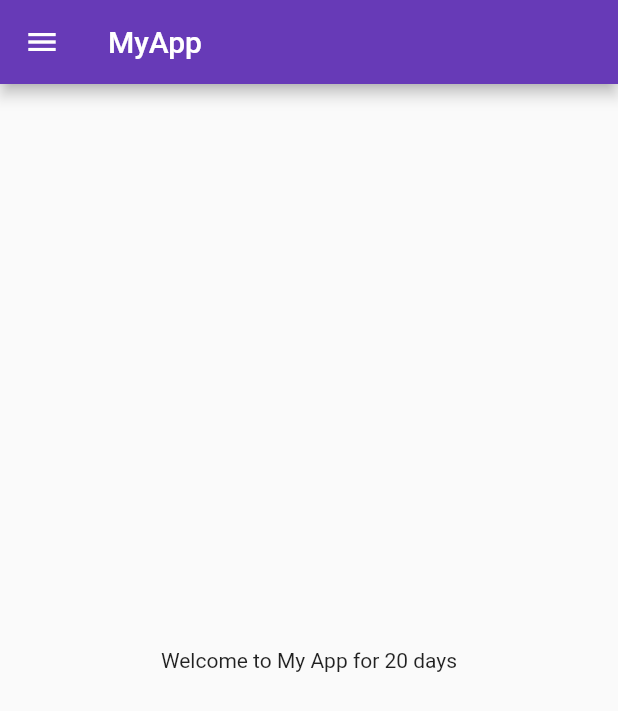
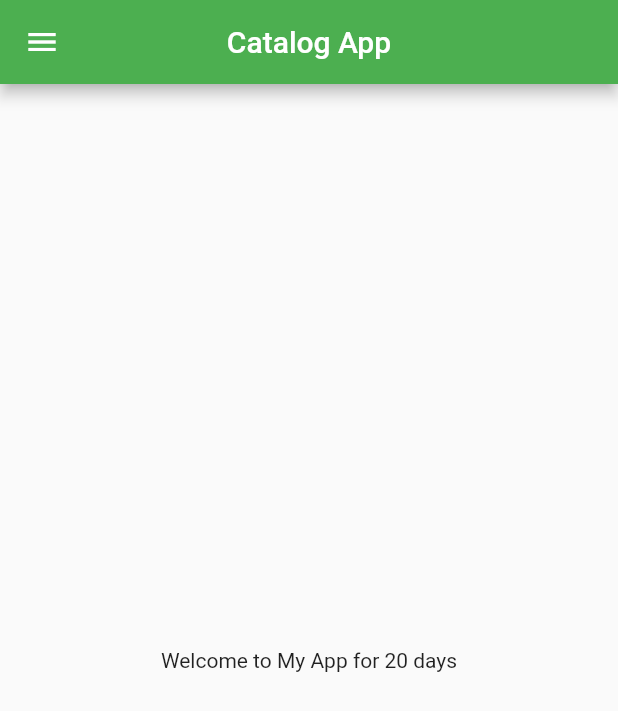
Before and after one commit to daynial132/8.5-HoursOfFlutter, a Flutter app: the screen it shows after launch, on a phone screen of 412 x 824 dp. Shown: the top 711 px of the screen. Run offline on Flutter 3.47's test engine with Material 2 defaults, Android fonts, the phone set to English and light mode, and no system bars; our stand-ins replace google_fonts.

Commit message:
Themes extracted

```diff
--- a/lib/main.dart
+++ b/lib/main.dart
@@ -4,6 +4,7 @@ import 'package:untitled/pages/home_page.dart';
 import 'package:untitled/pages/login_page.dart';
 import "package:google_fonts/google_fonts.dart";
 import 'package:untitled/utils/routes.dart';
+import 'package:untitled/widget/themes.dart';
 
 void main() {
   runApp(MyApp());
@@ -18,13 +19,8 @@ class MyApp extends StatelessWidget {
     return MaterialApp(
       //   home:HomePage(),
       themeMode: ThemeMode.dark,
-      theme: ThemeData(
-          primarySwatch: Colors.lightGreen,
-          fontFamily: GoogleFonts.lato().fontFamily
-          //primaryTextTheme: GoogleFonts.latoTextTheme(),
-          ),
-      darkTheme: ThemeData(
-          brightness: Brightness.light, primarySwatch: Colors.deepPurple),
+      theme: MyTheme.lightTheme(context) ,
+      darkTheme: MyTheme.darkTheme(context),
       debugShowCheckedModeBanner: false,
       // initialRoute: "/home",
       routes: {
--- a/lib/pages/home_page.dart
+++ b/lib/pages/home_page.dart
@@ -1,3 +1,4 @@
+import 'package:flutter/cupertino.dart';
 import 'package:flutter/material.dart';
 import 'package:untitled/widget/drawer.dart';
 
@@ -9,7 +10,16 @@ class HomePage extends StatelessWidget {
     final days = 20;
     return Scaffold(
       appBar: AppBar(
-        title: Text("MyApp"),
+/*
+        backgroundColor: Colors.white,
+        elevation:0.0,
+        iconTheme: IconThemeData(color: Colors.green),
+        title: Text("MyApp",style: TextStyle(color: Colors.green)),
+*/
+        title: Text(
+          "Catalog App",
+        ),
+        centerTitle: true,
       ),
       body: Center(
         child: Container(
--- /dev/null
+++ b/lib/widget/themes.dart
@@ -0,0 +1,24 @@
+import 'package:flutter/material.dart';
+import 'package:google_fonts/google_fonts.dart';
+
+class MyTheme {
+  static ThemeData lightTheme(BuildContext context) =>
+      ThemeData(
+          primarySwatch: Colors.lightGreen,
+          fontFamily: GoogleFonts
+              .lato()
+              .fontFamily,
+          appBarTheme: AppBarTheme(
+            color: Colors.white,
+            elevation: 0.0,
+            iconTheme: IconThemeData(color: Colors.black),
+            textTheme: Theme
+                .of(context)
+                .textTheme,
+          )
+      );
+  static ThemeData darkTheme (BuildContext context) =>
+      ThemeData(
+          primarySwatch: Colors.green,
+      );
+}
```
